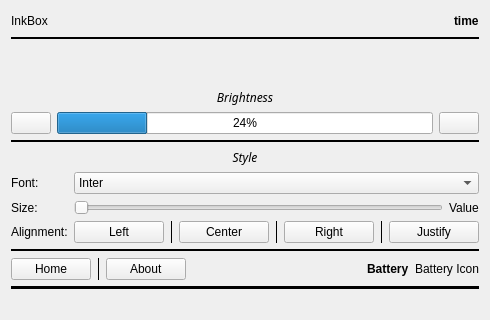
Before: the Qt Designer form reader.ui in Quill-OS/quill, drawn with Qt 5; both pictures show x 0 to 490 and y 0 to 320 of the 490 by 693 pixel window.
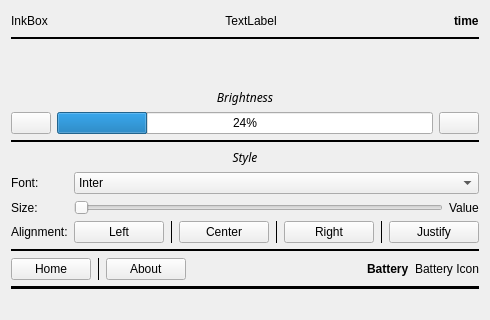
After: the same form once the commit is applied.

Commit message: New feature: show book name and author in Reader framework

Patch:
```diff
--- a/reader.ui
+++ b/reader.ui
@@ -460,16 +460,6 @@
                  <property name="bottomMargin">
                   <number>0</number>
                  </property>
-                 <item row="0" column="0">
-                  <widget class="QLabel" name="inkboxLabel">
-                   <property name="text">
-                    <string>InkBox</string>
-                   </property>
-                   <property name="alignment">
-                    <set>Qt::AlignCenter</set>
-                   </property>
-                  </widget>
-                 </item>
                  <item row="0" column="1">
                   <spacer name="horizontalSpacer">
                    <property name="orientation">
@@ -483,7 +473,7 @@
                    </property>
                   </spacer>
                  </item>
-                 <item row="0" column="2">
+                 <item row="0" column="4">
                   <widget class="QLabel" name="timeLabel">
                    <property name="font">
                     <font>
@@ -496,6 +486,64 @@
                    </property>
                   </widget>
                  </item>
+                 <item row="0" column="2">
+                  <widget class="QStackedWidget" name="topbarStackedWidget">
+                   <widget class="QWidget" name="page_7">
+                    <layout class="QVBoxLayout" name="verticalLayout_7">
+                     <property name="leftMargin">
+                      <number>0</number>
+                     </property>
+                     <property name="topMargin">
+                      <number>0</number>
+                     </property>
+                     <property name="rightMargin">
+                      <number>0</number>
+                     </property>
+                     <property name="bottomMargin">
+                      <number>0</number>
+                     </property>
+                     <item>
+                      <layout class="QGridLayout" name="gridLayout_13">
+                       <item row="0" column="0">
+                        <widget class="QLabel" name="bookInfoLabel">
+                         <property name="text">
+                          <string>TextLabel</string>
+                         </property>
+                         <property name="alignment">
+                          <set>Qt::AlignCenter</set>
+                         </property>
+                        </widget>
+                       </item>
+                      </layout>
+                     </item>
+                    </layout>
+                   </widget>
+                   <widget class="QWidget" name="page_14"/>
+                  </widget>
+                 </item>
+                 <item row="0" column="0">
+                  <widget class="QLabel" name="inkboxLabel">
+                   <property name="text">
+                    <string>InkBox</string>
+                   </property>
+                   <property name="alignment">
+                    <set>Qt::AlignCenter</set>
+                   </property>
+                  </widget>
+                 </item>
+                 <item row="0" column="3">
+                  <spacer name="horizontalSpacer_9">
+                   <property name="orientation">
+                    <enum>Qt::Horizontal</enum>
+                   </property>
+                   <property name="sizeHint" stdset="0">
+                    <size>
+                     <width>40</width>
+                     <height>20</height>
+                    </size>
+                   </property>
+                  </spacer>
+                 </item>
                 </layout>
                </item>
                <item row="1" column="0">
```
The commit also changes 6 other files.
